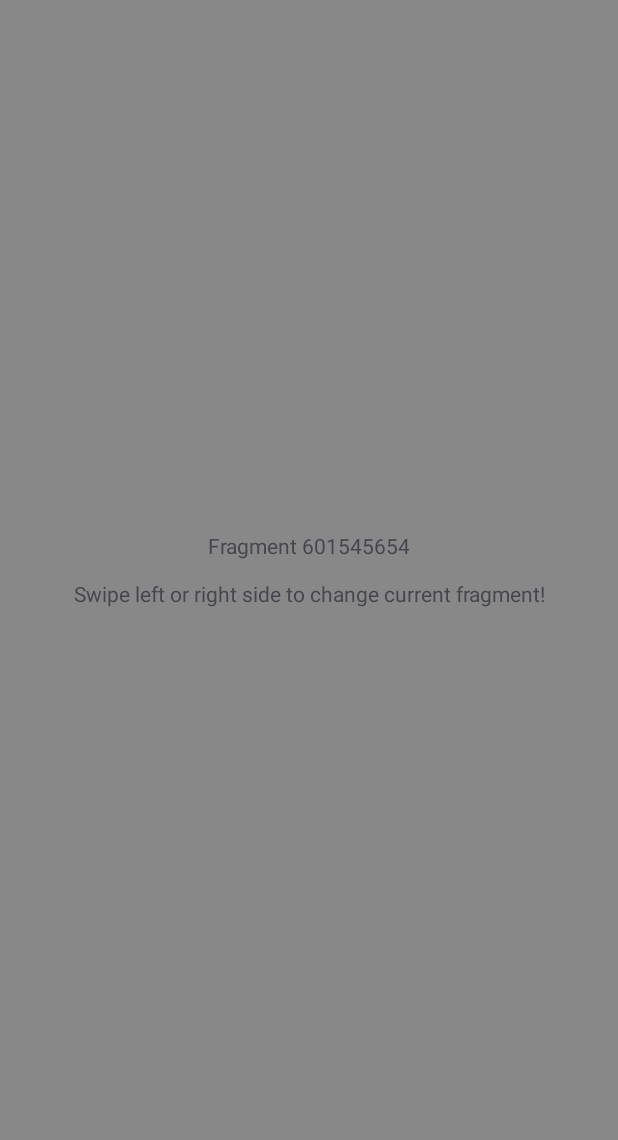
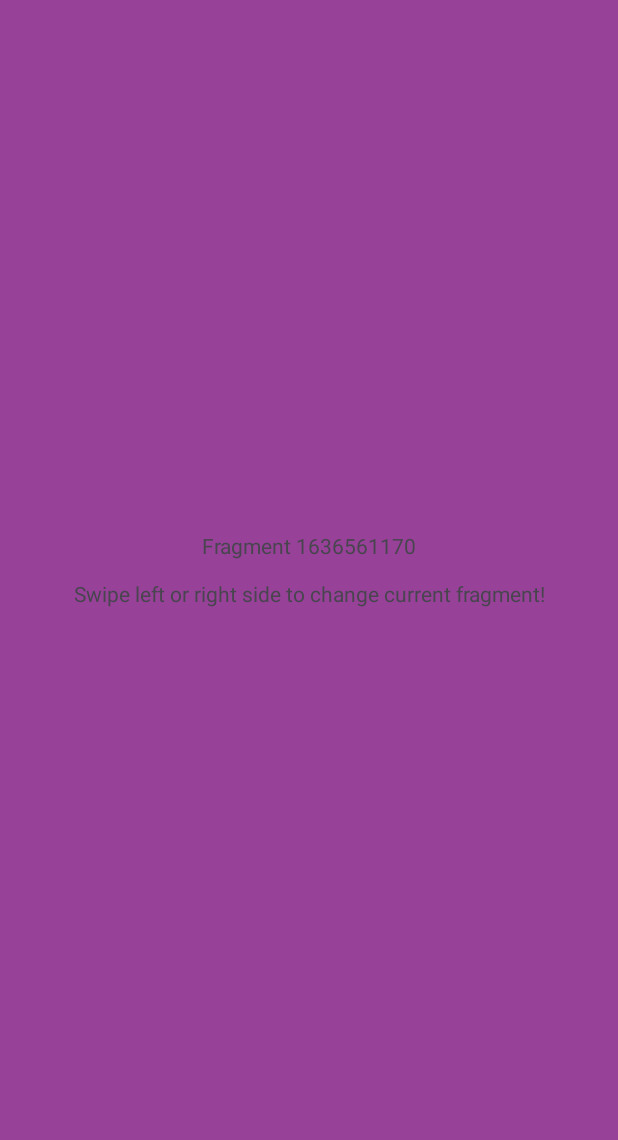
Before and after one commit to azartx/PdpSandbox, an Android app: the fragment SimpleMotionFragment placed in its activity, on a phone screen of 412 x 824 dp, the part 96-1236 px from its top. Run offline under Robolectric (Android 15) with nearby library versions, the phone set to English and light mode, and no system bars.

```diff
--- a/app/src/main/java/com/skaskasian/pdpsandbox/presentation/screens/motionlayoutanim/utils/SimpleMotionFragment.kt
+++ b/app/src/main/java/com/skaskasian/pdpsandbox/presentation/screens/motionlayoutanim/utils/SimpleMotionFragment.kt
@@ -10,6 +10,7 @@ import android.view.ViewGroup
 import android.view.ViewGroup.LayoutParams.MATCH_PARENT
 import android.widget.TextView
 import androidx.fragment.app.Fragment
+import kotlin.random.Random
 
 class SimpleMotionFragment : Fragment() {
 
@@ -19,7 +20,8 @@ class SimpleMotionFragment : Fragment() {
             layoutParams = ViewGroup.LayoutParams(MATCH_PARENT, MATCH_PARENT)
 
             gravity = Gravity.CENTER
-            setBackgroundColor(Color.GRAY)
+
+            setBackgroundColor(Color.rgb(Random.nextInt(256), Random.nextInt(256), Random.nextInt(256)))
             text = "Fragment ${this.hashCode()}\n\n"
                 .plus("Swipe left or right side to change current fragment!")
         }
```
